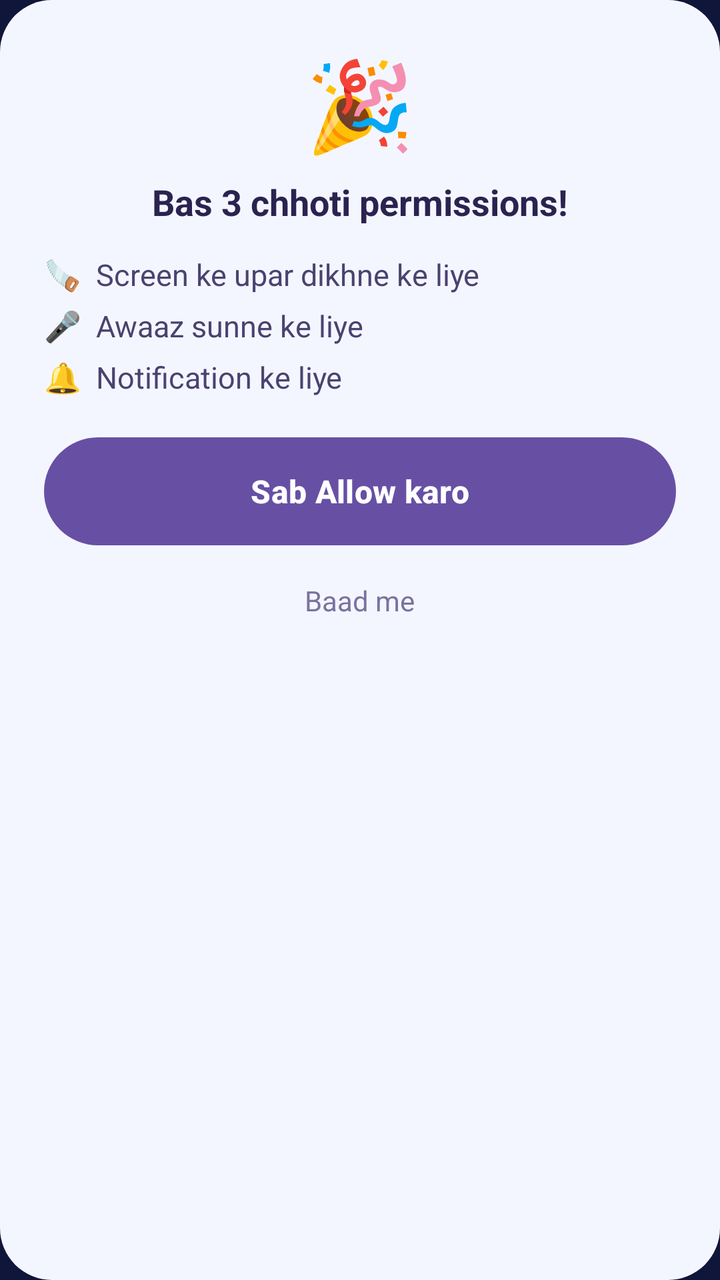
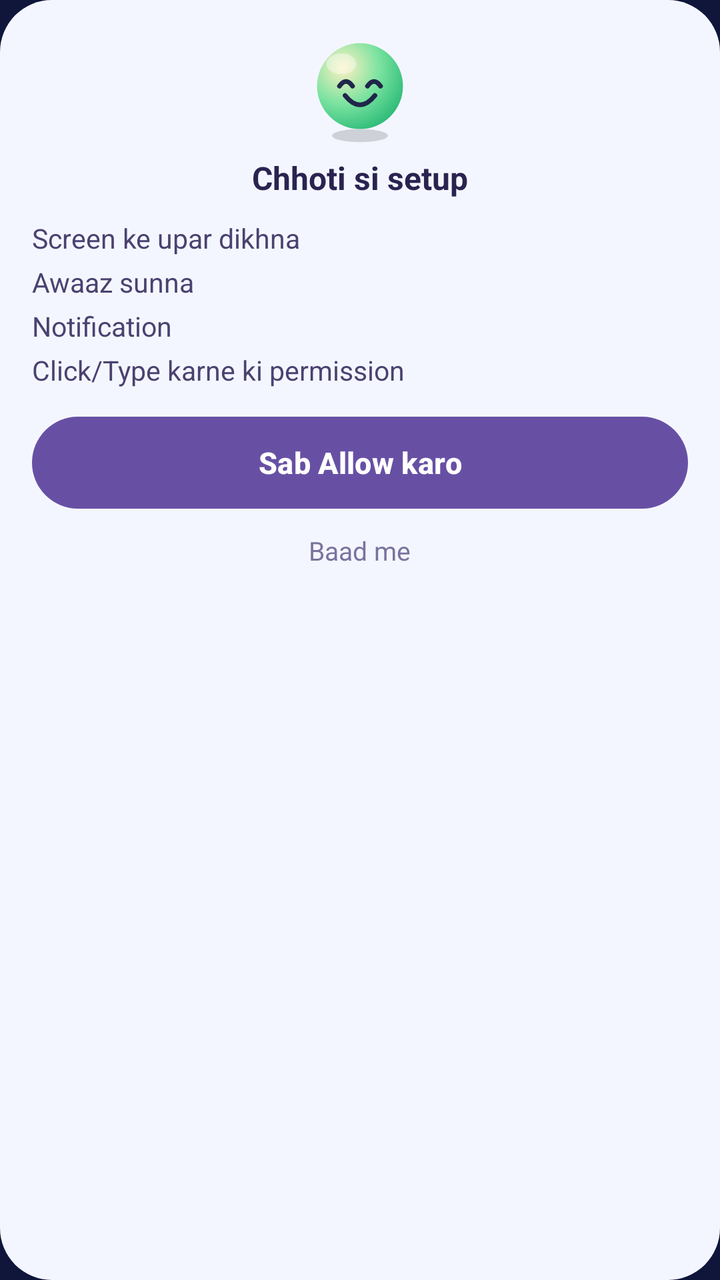

Before-and-after screenshots of an Android layout around one commit, followed by the original layout XML and the change that was made.
<!-- AndroidManifest.xml: application theme Theme.Mitra -->
<!-- res/layout/dialog_perm.xml -->
<?xml version="1.0" encoding="utf-8"?>
<LinearLayout xmlns:android="http://schemas.android.com/apk/res/android"
    android:layout_width="match_parent"
    android:layout_height="wrap_content"
    android:orientation="vertical"
    android:gravity="center_horizontal"
    android:padding="22dp"
    android:background="@drawable/card_bg">

    <TextView
        android:layout_width="wrap_content"
        android:layout_height="wrap_content"
        android:text="&#127881;"
        android:textSize="44sp" />

    <TextView
        android:layout_width="wrap_content"
        android:layout_height="wrap_content"
        android:layout_marginTop="8dp"
        android:text="Bas 3 chhoti permissions!"
        android:textColor="#2A2350"
        android:textStyle="bold"
        android:textSize="18sp" />

    <TextView
        android:layout_width="match_parent"
        android:layout_height="wrap_content"
        android:layout_marginTop="14dp"
        android:lineSpacingExtra="8dp"
        android:text="&#129690;  Screen ke upar dikhne ke liye\n&#127908;  Awaaz sunne ke liye\n&#128276;  Notification ke liye"
        android:textColor="#4A4270"
        android:textSize="15sp" />

    <Button
        android:id="@+id/allowAll"
        android:layout_width="match_parent"
        android:layout_height="54dp"
        android:layout_marginTop="20dp"
        android:background="@drawable/btn_bg"
        android:text="Sab Allow karo"
        android:textAllCaps="false"
        android:textColor="#FFFFFF"
        android:textSize="16sp"
        android:textStyle="bold" />

    <TextView
        android:id="@+id/later"
        android:layout_width="wrap_content"
        android:layout_height="wrap_content"
        android:layout_marginTop="12dp"
        android:padding="6dp"
        android:text="Baad me"
        android:textColor="#7A729E"
        android:textSize="14sp" />

</LinearLayout>
<!-- resources referenced by this layout -->
<resources>
  <!-- drawable btn_bg (drawable) -->
  <?xml version="1.0" encoding="utf-8"?>
  <shape xmlns:android="http://schemas.android.com/apk/res/android"
      android:shape="rectangle">
      <gradient
          android:startColor="#4F7CFF"
          android:endColor="#7C3AED"
          android:angle="0" />
      <corners android:radius="28dp" />
  </shape>
  <!-- drawable card_bg (drawable) -->
  <?xml version="1.0" encoding="utf-8"?>
  <shape xmlns:android="http://schemas.android.com/apk/res/android"
      android:shape="rectangle">
      <solid android:color="#F4F6FF" />
      <corners android:radius="26dp" />
  </shape>
  <style name="Theme.Mitra" parent="Theme.Material3.DayNight.NoActionBar">
          <item name="android:statusBarColor">#10163A</item>
          <item name="android:windowBackground">#10163A</item>
      </style>
</resources>

<!-- the commit's change to res/layout/dialog_perm.xml (unified diff, before → after) -->
@@ -4,53 +4,53 @@
     android:layout_height="wrap_content"
     android:orientation="vertical"
     android:gravity="center_horizontal"
-    android:padding="22dp"
+    android:padding="16dp"
     android:background="@drawable/card_bg">
+
+    <ImageView
+        android:layout_width="56dp"
+        android:layout_height="56dp"
+        android:src="@drawable/char_happy"
+        android:contentDescription="@string/app_name" />
 
     <TextView
         android:layout_width="wrap_content"
         android:layout_height="wrap_content"
-        android:text="&#127881;"
-        android:textSize="44sp" />
-
-    <TextView
-        android:layout_width="wrap_content"
-        android:layout_height="wrap_content"
-        android:layout_marginTop="8dp"
-        android:text="Bas 3 chhoti permissions!"
+        android:layout_marginTop="6dp"
+        android:text="Chhoti si setup"
         android:textColor="#2A2350"
         android:textStyle="bold"
-        android:textSize="18sp" />
+        android:textSize="16sp" />
 
     <TextView
         android:layout_width="match_parent"
         android:layout_height="wrap_content"
-        android:layout_marginTop="14dp"
-        android:lineSpacingExtra="8dp"
-        android:text="&#129690;  Screen ke upar dikhne ke liye\n&#127908;  Awaaz sunne ke liye\n&#128276;  Notification ke liye"
+        android:layout_marginTop="10dp"
+        android:lineSpacingExtra="6dp"
+        android:text="Screen ke upar dikhna\nAwaaz sunna\nNotification\nClick/Type karne ki permission"
         android:textColor="#4A4270"
-        android:textSize="15sp" />
+        android:textSize="13.5sp" />
 
     <Button
         android:id="@+id/allowAll"
         android:layout_width="match_parent"
-        android:layout_height="54dp"
-        android:layout_marginTop="20dp"
+        android:layout_height="46dp"
+        android:layout_marginTop="14dp"
         android:background="@drawable/btn_bg"
         android:text="Sab Allow karo"
         android:textAllCaps="false"
         android:textColor="#FFFFFF"
-        android:textSize="16sp"
+        android:textSize="15sp"
         android:textStyle="bold" />
 
     <TextView
         android:id="@+id/later"
         android:layout_width="wrap_content"
         android:layout_height="wrap_content"
-        android:layout_marginTop="12dp"
-        android:padding="6dp"
+        android:layout_marginTop="8dp"
+        android:padding="4dp"
         android:text="Baad me"
         android:textColor="#7A729E"
-        android:textSize="14sp" />
+        android:textSize="13sp" />
 
 </LinearLayout>
<!-- resource entries referenced after the edit -->
@@ -17,6 +17,30 @@
       <solid android:color="#F4F6FF" />
       <corners android:radius="26dp" />
   </shape>
+  <!-- drawable char_happy (drawable) -->
+  <vector xmlns:android="http://schemas.android.com/apk/res/android"
+      xmlns:aapt="http://schemas.android.com/aapt"
+      android:width="120dp" android:height="120dp"
+      android:viewportWidth="120" android:viewportHeight="120">
+      <path android:fillColor="#26000000"
+          android:pathData="M60,111 m-30,0 a30,7 0 1,0 60,0 a30,7 0 1,0 -60,0"/>
+      <path android:pathData="M60,58 m-46,0 a46,46 0 1,0 92,0 a46,46 0 1,0 -92,0">
+          <aapt:attr name="android:fillColor">
+              <gradient android:type="radial"
+                  android:centerX="42" android:centerY="38" android:gradientRadius="78"
+                  android:startColor="#FFF0C2" android:centerColor="#7BE3A0" android:endColor="#22B573"/>
+          </aapt:attr>
+      </path>
+      <path android:fillColor="#66FFFFFF"
+          android:pathData="M40,34 m-16,0 a16,11 0 1,0 32,0 a16,11 0 1,0 -32,0"/>
+      <path android:strokeColor="#20264A" android:strokeWidth="5" android:strokeLineCap="round"
+          android:pathData="M38,58 Q45,48 52,58" android:fillColor="#00000000"/>
+      <path android:strokeColor="#20264A" android:strokeWidth="5" android:strokeLineCap="round"
+          android:pathData="M68,58 Q75,48 82,58" android:fillColor="#00000000"/>
+      <path android:strokeColor="#20264A" android:strokeWidth="5" android:strokeLineCap="round"
+          android:pathData="M44,68 Q60,88 76,68" android:fillColor="#00000000"/>
+  </vector>
+  <string name="app_name">Mitra</string>
   <style name="Theme.Mitra" parent="Theme.Material3.DayNight.NoActionBar">
           <item name="android:statusBarColor">#10163A</item>
           <item name="android:windowBackground">#10163A</item>
